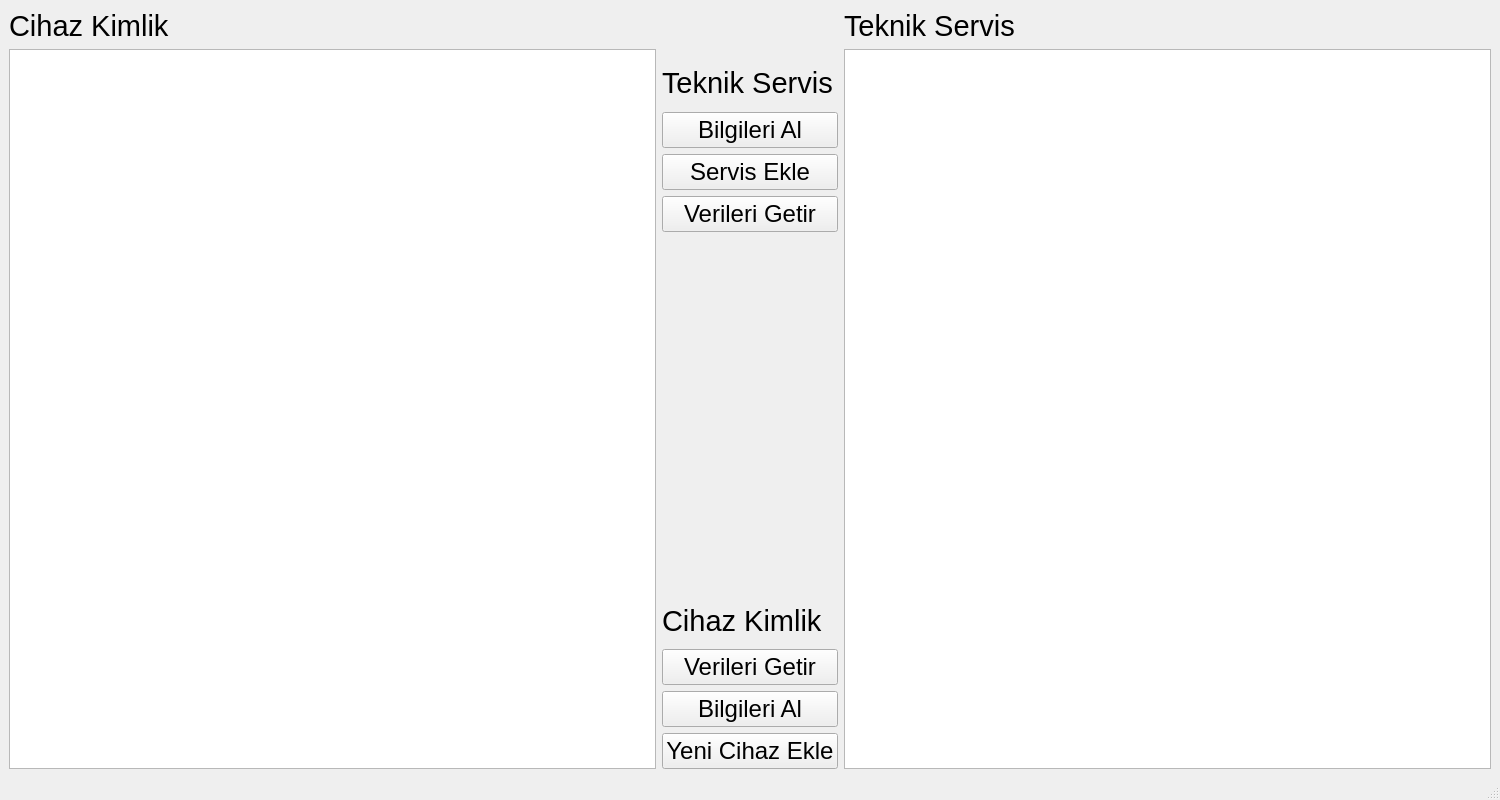
Above: mainwindow.ui from yunusemrecinar/QT5-cihaz-kimlik-teknik-servis before the change. Below: the same form after it.
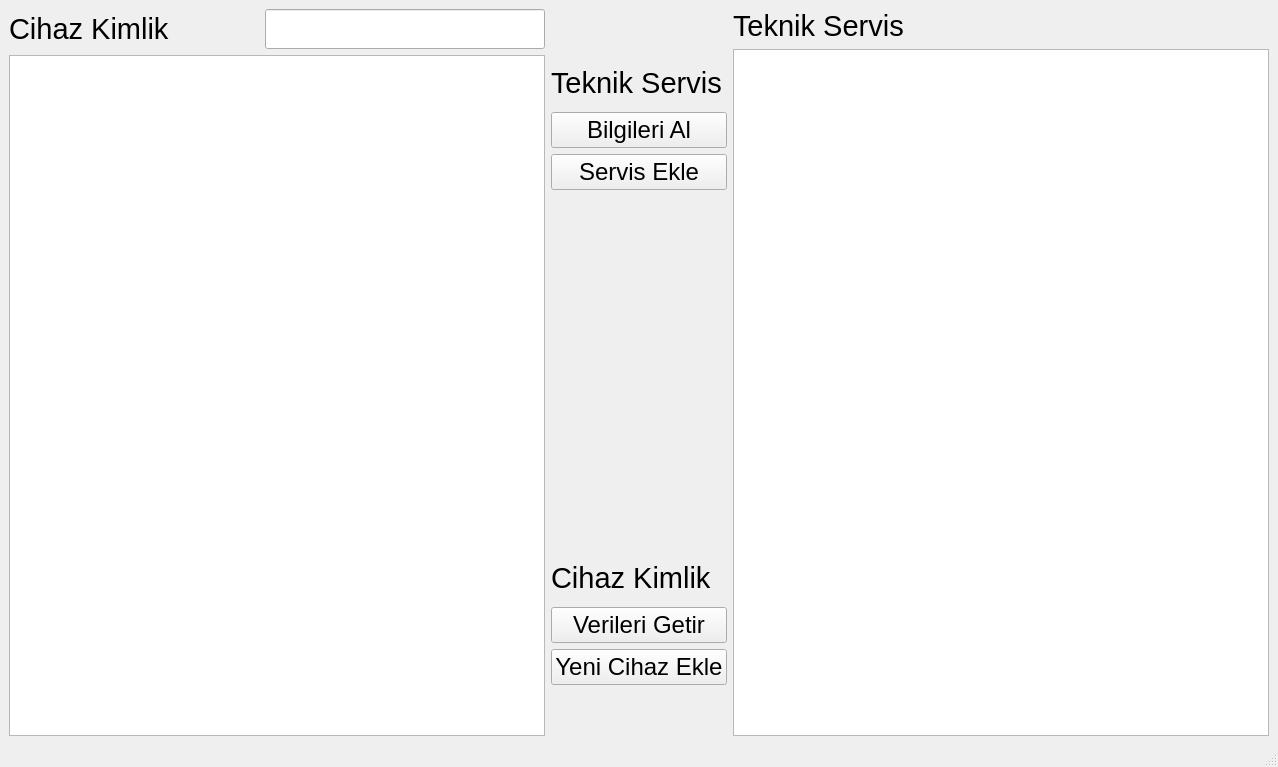
That is the form after the change.

```diff
--- a/mainwindow.ui
+++ b/mainwindow.ui
@@ -9,21 +9,29 @@
    <rect>
     <x>0</x>
     <y>0</y>
-    <width>1500</width>
-    <height>800</height>
+    <width>1278</width>
+    <height>767</height>
    </rect>
   </property>
   <property name="windowTitle">
    <string>MainWindow</string>
   </property>
   <widget class="QWidget" name="centralwidget">
-   <layout class="QHBoxLayout" name="horizontalLayout_2">
+   <layout class="QHBoxLayout" name="horizontalLayout_3">
     <item>
      <layout class="QHBoxLayout" name="horizontalLayout">
       <item>
        <layout class="QVBoxLayout" name="verticalLayout">
         <item>
+         <layout class="QHBoxLayout" name="horizontalLayout_2">
+          <item>
          <widget class="QLabel" name="label_cihazkimlik_2">
+            <property name="minimumSize">
+             <size>
+              <width>250</width>
+              <height>0</height>
+             </size>
+            </property>
           <property name="font">
            <font>
             <pointsize>22</pointsize>
@@ -33,6 +41,23 @@
            <string>Cihaz Kimlik</string>
           </property>
          </widget>
+          </item>
+          <item>
+           <widget class="QLineEdit" name="lineEdit">
+            <property name="minimumSize">
+             <size>
+              <width>200</width>
+              <height>40</height>
+             </size>
+            </property>
+            <property name="font">
+             <font>
+              <pointsize>20</pointsize>
+             </font>
+            </property>
+           </widget>
+          </item>
+         </layout>
         </item>
         <item>
          <widget class="QTableView" name="tableView">
@@ -90,18 +115,6 @@
           </property>
          </widget>
         </item>
-        <item>
-         <widget class="QPushButton" name="pushButton_servis_verigetir">
-          <property name="font">
-           <font>
-            <pointsize>18</pointsize>
-           </font>
-          </property>
-          <property name="text">
-           <string>Verileri Getir</string>
-          </property>
-         </widget>
-        </item>
         <item>
          <widget class="QLabel" name="label_9">
           <property name="text">
@@ -175,18 +188,6 @@
           </property>
          </widget>
         </item>
-        <item>
-         <widget class="QPushButton" name="getInformation">
-          <property name="font">
-           <font>
-            <pointsize>18</pointsize>
-           </font>
-          </property>
-          <property name="text">
-           <string>Bilgileri Al</string>
-          </property>
-         </widget>
-        </item>
         <item>
          <widget class="QPushButton" name="pushButton_2">
           <property name="font">
@@ -199,6 +200,13 @@
           </property>
          </widget>
         </item>
+        <item>
+         <widget class="QLabel" name="label_11">
+          <property name="text">
+           <string/>
+          </property>
+         </widget>
+        </item>
        </layout>
       </item>
       <item>
```
Left out of the diff: 2 changed lines with no effect on the pictures. Lines whose indentation alone changed are shown as unchanged.
